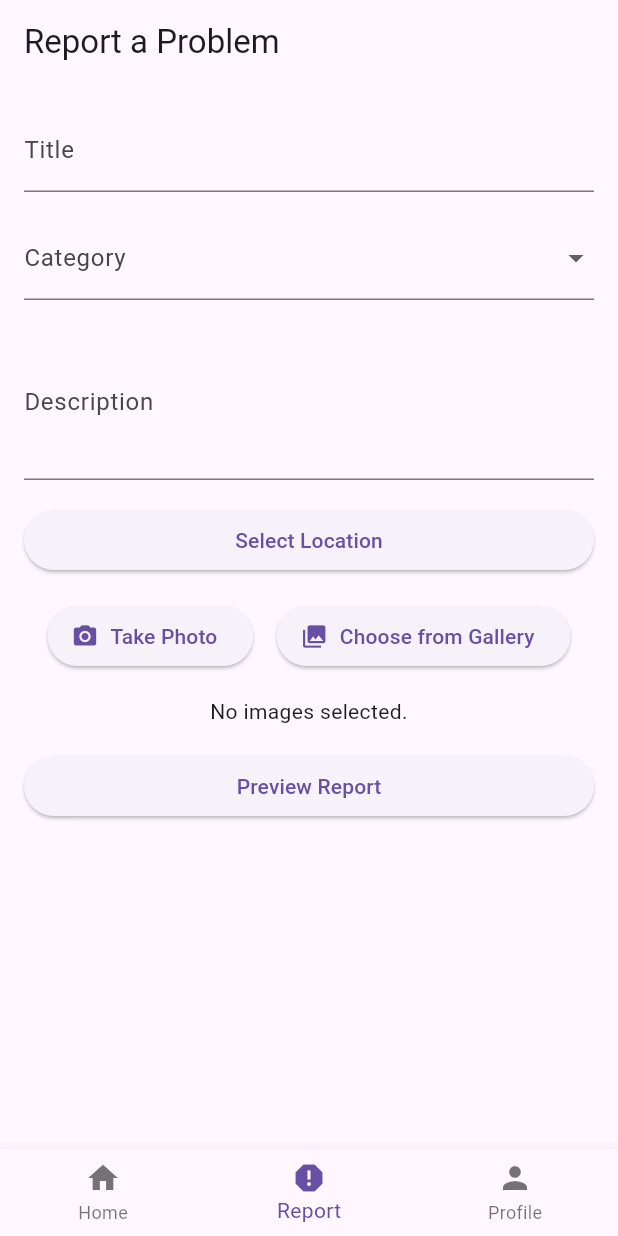
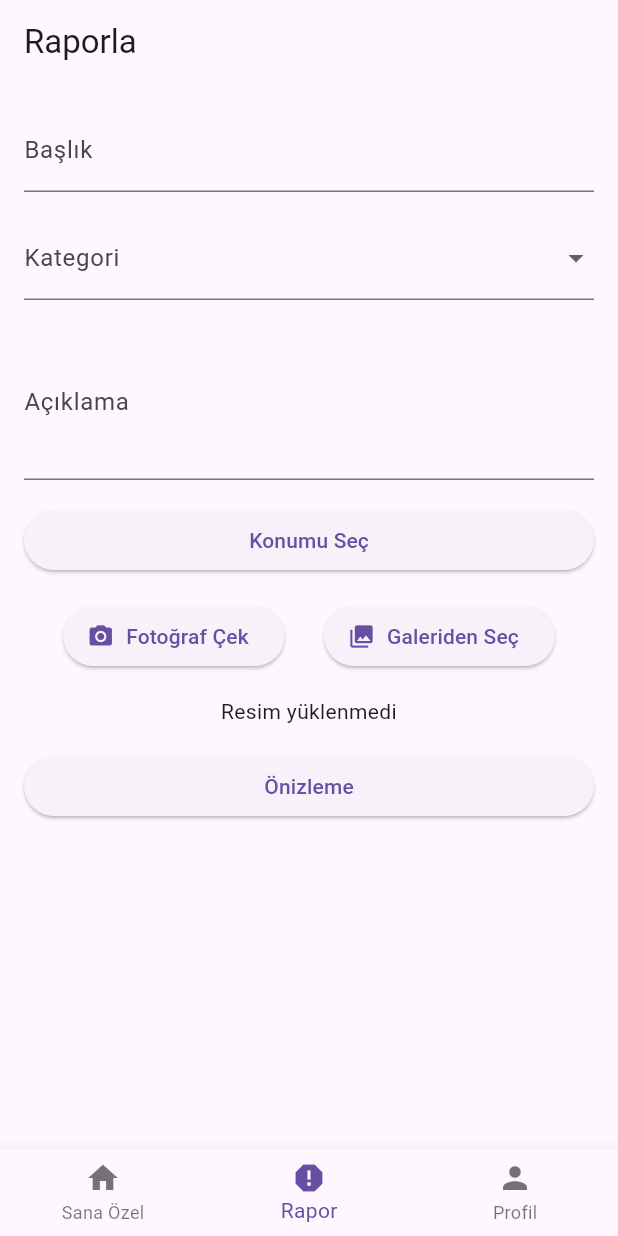
Before and after one commit to keresof/SmartCityFront, a Flutter app: the ReportScreen screen opened by its route, on a phone screen of 412 x 824 dp. Run offline on Flutter 3.47's test engine with Material 3 defaults, Android fonts, the light colour scheme and no system bars; our stand-ins replace dio, firebase_messaging, flutter_svg, geocoding, geolocator, go_router and 4 more; accounts and stored records are empty; network calls fail.

Commit message:
so much good thing is happenin in once

```diff
--- a/lib/main.dart
+++ b/lib/main.dart
@@ -39,7 +39,7 @@ class MyApp extends StatelessWidget {
       builder: (context, authProvider, _) {
         return MaterialApp.router(
           routerConfig: _router(authProvider),
-          title: 'Smart City App',
+          title: 'Akıllı Şehir Uygulaması',
           theme: context.watch<AppState>().isDarkMode
               ? ThemeData.dark()
               : ThemeData.light(),
@@ -123,9 +123,9 @@ class ScaffoldWithNavBar extends StatelessWidget {
       body: child,
       bottomNavigationBar: BottomNavigationBar(
         items: const [
-          BottomNavigationBarItem(icon: Icon(Icons.home), label: 'Home'),
-          BottomNavigationBarItem(icon: Icon(Icons.report), label: 'Report'),
-          BottomNavigationBarItem(icon: Icon(Icons.person), label: 'Profile'),
+          BottomNavigationBarItem(icon: Icon(Icons.home), label: 'Sana Özel'),
+          BottomNavigationBarItem(icon: Icon(Icons.report), label: 'Rapor'),
+          BottomNavigationBarItem(icon: Icon(Icons.person), label: 'Profil'),
         ],
         currentIndex: _calculateSelectedIndex(context),
         onTap: (int idx) => _onItemTapped(idx, context),
--- a/lib/screens/home_screen.dart
+++ b/lib/screens/home_screen.dart
@@ -5,19 +5,19 @@ import 'package:go_router/go_router.dart';
 class HomeScreen extends StatelessWidget {
   final List<Map<String, dynamic>> newsItems = [
     {
-      'title': 'New City Park Opening',
-      'description': 'Grand opening of Central Park scheduled for next month.',
-      'date': '2024-03-15',
+      'Başlık': 'Batıkent Rekrasyon Alanı Açılışı',
+      '': 'Batıkent Rekreasyon Alanı açılış törenine tüm halkımız davetlidir.',
+      'Tarih': '2024-03-15',
     },
     {
-      'title': 'Road Construction Update',
-      'description': 'Main Street construction to be completed by end of week.',
-      'date': '2024-03-10',
+      'Başlık': 'Yol Çalışmaları',
+      '': 'Anayol üzerindeki çalışmalar nedeniyle Gençlik Caddesi trafiğe kapanacaktır.',
+      'Tarih': '2024-03-10',
     },
     {
-      'title': 'City Council Meeting',
-      'description': 'Next city council meeting to discuss budget allocation.',
-      'date': '2024-03-20',
+      'Başlık': 'Bütçe Toplantısı',
+      '': '2024 yılı bütçe toplantısında alınan kararlar..',
+      'Tarih': '2024-03-20',
     },
   ];
 
@@ -25,7 +25,7 @@ class HomeScreen extends StatelessWidget {
   Widget build(BuildContext context) {
     return Scaffold(
       appBar: AppBar(
-        title: Text('Smart City News'),
+        title: Text('Akıllı Şehir Haberleri'),
         actions: [
           IconButton(
             icon: Icon(Icons.notifications),
@@ -51,7 +51,7 @@ class HomeScreen extends StatelessWidget {
                   Text(news['description']),
                   SizedBox(height: 4),
                   Text(
-                    'Date: ${news['date']}',
+                    'Tarih: ${news['date']}',
                     style: TextStyle(fontStyle: FontStyle.italic),
                   ),
                 ],
--- a/lib/screens/map_selections_screen.dart
+++ b/lib/screens/map_selections_screen.dart
@@ -26,12 +26,12 @@ class _MapSelectionScreenState extends State<MapSelectionScreen> {
       if (permission == LocationPermission.denied) {
         permission = await Geolocator.requestPermission();
         if (permission == LocationPermission.denied) {
-          throw Exception('Location permissions are denied');
+          throw Exception('Konum izni reddedildi');
         }
       }
 
       if (permission == LocationPermission.deniedForever) {
-        throw Exception('Location permissions are permanently denied');
+        throw Exception('Konum izni kalıcı olarak reddedildi');
       }
 
       Position position = await Geolocator.getCurrentPosition(
@@ -46,7 +46,7 @@ class _MapSelectionScreenState extends State<MapSelectionScreen> {
     } catch (e) {
       print("Error getting location: $e");
       ScaffoldMessenger.of(context).showSnackBar(
-        SnackBar(content: Text('Failed to get current location: ${e.toString()}')),
+        SnackBar(content: Text('Konum belirlenirken bir hata oluştu: ${e.toString()}')),
       );
     } finally {
       setState(() => _isLoading = false);
@@ -67,7 +67,7 @@ class _MapSelectionScreenState extends State<MapSelectionScreen> {
   Widget build(BuildContext context) {
     return Scaffold(
       appBar: AppBar(
-        title: Text('Select Location'),
+        title: Text('Konumu Seç'),
       ),
       body: Stack(
         children: [
@@ -92,12 +92,12 @@ class _MapSelectionScreenState extends State<MapSelectionScreen> {
             child: Column(
               children: [
                 ElevatedButton(
-                  child: Text('Use Current Location'),
+                  child: Text('Şu anki konumumu kullan'),
                   onPressed: _getCurrentLocation,
                 ),
                 SizedBox(height: 8),
                 ElevatedButton(
-                  child: Text('Confirm Selected Location'),
+                  child: Text('Seçilen konumu onayla'),
                   onPressed: () {
                     context.pop(_centerLocation);
                   },
--- a/lib/screens/profile_screen.dart
+++ b/lib/screens/profile_screen.dart
@@ -37,7 +37,7 @@ class _ProfileScreenState extends State<ProfileScreen> {
             floating: false,
             pinned: true,
             flexibleSpace: FlexibleSpaceBar(
-              title: Text(user?.email ?? 'User'),
+              title: Text(user?.email ?? 'Anonim Kullanıcı'),
               background: Stack(
                 fit: StackFit.expand,
                 children: [
@@ -84,7 +84,7 @@ class _ProfileScreenState extends State<ProfileScreen> {
                         crossAxisAlignment: CrossAxisAlignment.start,
                         children: [
                           Text(
-                            user?.email ?? 'User',
+                            user?.email ?? 'Anonim Kullanıcı',
                             style: Theme.of(context).textTheme.titleLarge,
                           ),
                           Text(
@@ -100,11 +100,11 @@ class _ProfileScreenState extends State<ProfileScreen> {
                     onPressed: () {
                       // TODO: Implement edit profile functionality
                     },
-                    child: const Text('Edit Profile'),
+                    child: const Text('Profil Düzenle'),
                   ),
                   const SizedBox(height: 24),
                   Text(
-                    'Your Reports',
+                    'Raporlarım',
                     style: Theme.of(context).textTheme.headlineSmall,
                   ),
                 ],
@@ -116,7 +116,7 @@ class _ProfileScreenState extends State<ProfileScreen> {
               if (reportProvider.reports.isEmpty) {
                 return SliverFillRemaining(
                   child: Center(
-                    child: Text('No reports yet. Create your first report!'),
+                    child: Text('Rapor bulunamadı.'),
                   ),
                 );
               }
@@ -141,7 +141,7 @@ class _ProfileScreenState extends State<ProfileScreen> {
       floatingActionButton: FloatingActionButton(
         onPressed: () => context.push('/report'),
         child: Icon(Icons.add),
-        tooltip: 'Create New Report',
+        tooltip: 'Rapor Oluştur',
       ),
     );
   }
--- a/lib/screens/report_screen.dart
+++ b/lib/screens/report_screen.dart
@@ -25,12 +25,12 @@ class _ReportScreenState extends State<ReportScreen> {
   bool _isLoading = false;
 
   List<String> categories = [
-    'Road Issue',
-    'Garbage',
-    'Streetlight Problem',
-    'Water Supply',
-    'Public Safety',
-    'Other'
+    'Yol Sorunu',
+    'Çöp Sorunu',
+    'Trafiğe İlişkin Sorun',
+    'Su/Lağım Sorunu',
+    'Halk Sağlığı Sorunu(Salgın, Haşere, vb.)',
+    'Diğer',
   ];
 
   Future<void> _pickImage(ImageSource source) async {
@@ -94,21 +94,21 @@ class _ReportScreenState extends State<ReportScreen> {
       context: context,
       builder: (BuildContext context) {
         return AlertDialog(
-          title: Text('Preview Report'),
+          title: Text('Rapor Önizlemesi'),
           content: SingleChildScrollView(
             child: Column(
               crossAxisAlignment: CrossAxisAlignment.start,
               mainAxisSize: MainAxisSize.min,
               children: [
-                Text('Title: ${titleController.text}', style: TextStyle(fontWeight: FontWeight.bold)),
+                Text('Başlık: ${titleController.text}', style: TextStyle(fontWeight: FontWeight.bold)),
                 SizedBox(height: 8),
-                Text('Category: $selectedCategory', style: TextStyle(fontWeight: FontWeight.bold)),
+                Text('Kategori: $selectedCategory', style: TextStyle(fontWeight: FontWeight.bold)),
                 SizedBox(height: 8),
-                Text('Description:', style: TextStyle(fontWeight: FontWeight.bold)),
+                Text('Açıklama:', style: TextStyle(fontWeight: FontWeight.bold)),
                 Text(descriptionController.text),
                 SizedBox(height: 8),
-                Text('Location:', style: TextStyle(fontWeight: FontWeight.bold)),
-                Text(selectedAddress ?? 'Not selected'),
+                Text('Konum:', style: TextStyle(fontWeight: FontWeight.bold)),
+                Text(selectedAddress ?? 'Seçim yapılmadı'),
                 SizedBox(height: 8),
                 if (selectedLocation != null)
                   Container(
@@ -137,13 +137,14 @@ class _ReportScreenState extends State<ReportScreen> {
           ),
           actions: [
             TextButton(
-              child: Text('Cancel'),
+              child: Text('İptal'),
               onPressed: () => Navigator.of(context).pop(),
             ),
             ElevatedButton(
-              child: Text('Submit'),
+              child: Text('Raporla'),
               onPressed: () {
                 Navigator.of(context).pop();
+                FocusScope.of(context).unfocus();  // Unfocus here before submitting
                 _submitReport();
               },
             ),
@@ -154,16 +155,13 @@ class _ReportScreenState extends State<ReportScreen> {
   }
 
   void _submitReport() async {
-    // Unfocus all text fields
-    FocusScope.of(context).unfocus();
-
     if (titleController.text.isEmpty ||
         descriptionController.text.isEmpty ||
         selectedCategory == null ||
         selectedLocation == null ||
         selectedAddress == null) {
       ScaffoldMessenger.of(context).showSnackBar(
-        SnackBar(content: Text('Please fill in all fields')),
+        SnackBar(content: Text('Lütfen tüm alanları doldurunuz')),
       );
       return;
     }
@@ -171,7 +169,7 @@ class _ReportScreenState extends State<ReportScreen> {
     final authProvider = Provider.of<AuthProvider>(context, listen: false);
     if (!authProvider.isAuthenticated) {
       ScaffoldMessenger.of(context).showSnackBar(
-        SnackBar(content: Text('You must be logged in to submit a report')),
+        SnackBar(content: Text('Rapor göndermek için giriş yapmalısınız')),
       );
       return;
     }
@@ -211,7 +209,7 @@ class _ReportScreenState extends State<ReportScreen> {
       await reportProvider.updateReport(newReportId, updatedReport);
 
       ScaffoldMessenger.of(context).showSnackBar(
-        SnackBar(content: Text('Report submitted successfully')),
+        SnackBar(content: Text('Rapor başarıyla gönderildi')),
       );
 
       if (mounted) {
@@ -220,7 +218,7 @@ class _ReportScreenState extends State<ReportScreen> {
     } catch (error) {
       if (mounted) {
         ScaffoldMessenger.of(context).showSnackBar(
-          SnackBar(content: Text('Failed to submit report: $error')),
+          SnackBar(content: Text('Rapor gönderiminde bir hata meydana geldi! : $error')),
         );
       }
     } finally {
@@ -239,17 +237,17 @@ class _ReportScreenState extends State<ReportScreen> {
     if (!authProvider.isAuthenticated) {
       return Scaffold(
         appBar: AppBar(
-          title: Text('Report a Problem'),
+          title: Text('Raporla'),
         ),
         body: Center(
           child: Column(
             mainAxisAlignment: MainAxisAlignment.center,
             children: [
-              Text('You must be logged in to submit a report.'),
+              Text('Rapor gönderebilmek için giriş yapmalısınız'),
               SizedBox(height: 16),
               ElevatedButton(
                 onPressed: () => context.go('/'),
-                child: Text('Go to Login'),
+                child: Text('Giriş Yap'),
               ),
             ],
           ),
@@ -259,11 +257,9 @@ class _ReportScreenState extends State<ReportScreen> {
 
     return Scaffold(
       appBar: AppBar(
-        title: Text('Report a Problem'),
+        title: Text('Raporla'),
       ),
-      body: GestureDetector(
-        onTap: () => FocusScope.of(context).unfocus(),
-        child: Stack(
+      body: Stack(
         children: [
           SingleChildScrollView(
             child: Padding(
@@ -273,12 +269,12 @@ class _ReportScreenState extends State<ReportScreen> {
                 children: <Widget>[
                   TextField(
                     controller: titleController,
-                      decoration: InputDecoration(labelText: 'Title'),
+                    decoration: InputDecoration(labelText: 'Başlık'),
                   ),
                   SizedBox(height: 16.0),
                   DropdownButtonFormField<String>(
                     value: selectedCategory,
-                      decoration: InputDecoration(labelText: 'Category'),
+                    decoration: InputDecoration(labelText: 'Kategori'),
                     items: categories.map((String category) {
                       return DropdownMenuItem<String>(
                         value: category,
@@ -294,15 +290,15 @@ class _ReportScreenState extends State<ReportScreen> {
                   SizedBox(height: 16.0),
                   TextField(
                     controller: descriptionController,
-                      decoration: InputDecoration(labelText: 'Description'),
+                    decoration: InputDecoration(labelText: 'Açıklama'),
                     maxLines: 3,
                   ),
                   SizedBox(height: 16.0),
                   ElevatedButton(
                     onPressed: _selectLocation,
                     child: Text(selectedLocation != null
-                        ? 'Change Location'
-                        : 'Select Location'),
+                      ? 'Konumu Değiştir'
+                      : 'Konumu Seç'),
                   ),
                   if (selectedAddress != null)
                     Padding(
@@ -319,12 +315,12 @@ class _ReportScreenState extends State<ReportScreen> {
                       ElevatedButton.icon(
                         onPressed: () => _pickImage(ImageSource.camera),
                         icon: Icon(Icons.camera_alt),
-                          label: Text('Take Photo'),
+                        label: Text('Fotoğraf Çek'),
                       ),
                       ElevatedButton.icon(
                         onPressed: () => _pickImage(ImageSource.gallery),
                         icon: Icon(Icons.photo_library),
-                          label: Text('Choose from Gallery'),
+                        label: Text('Galeriden Seç'),
                       ),
                     ],
                   ),
@@ -363,11 +359,11 @@ class _ReportScreenState extends State<ReportScreen> {
                             );
                           },
                         )
-                        : Text('No images selected.', textAlign: TextAlign.center),
+                      : Text('Resim yüklenmedi', textAlign: TextAlign.center),
                   SizedBox(height: 16.0),
                   ElevatedButton(
                     onPressed: _showPreviewDialog,
-                      child: Text('Preview Report'),
+                    child: Text('Önizleme'),
                   ),
                 ],
               ),
@@ -382,7 +378,6 @@ class _ReportScreenState extends State<ReportScreen> {
             ),
         ],
       ),
-      ),
     );
   }
 }
--- a/lib/screens/settings_screen.dart
+++ b/lib/screens/settings_screen.dart
@@ -11,14 +11,14 @@ class SettingsScreen extends StatelessWidget {
       backPath: '/home',
       child: Scaffold(
         appBar: AppBar(
-          title: Text('Settings'),
+          title: Text('Ayarlar'),
         ),
         body: Consumer<AppState>(
           builder: (context, appState, child) {
             return ListView(
               children: [
                 ListTile(
-                  title: Text('Notifications'),
+                  title: Text('Bildirimler'),
                   trailing: Switch(
                     value: appState.notificationsEnabled,
                     onChanged: (bool value) {
@@ -27,7 +27,7 @@ class SettingsScreen extends StatelessWidget {
                   ),
                 ),
                 ListTile(
-                  title: Text('Dark Mode'),
+                  title: Text('Karanlık Mod'),
                   trailing: Switch(
                     value: appState.isDarkMode,
                     onChanged: (bool value) {
@@ -36,7 +36,7 @@ class SettingsScreen extends StatelessWidget {
                   ),
                 ),
                 ListTile(
-                  title: Text('Language'),
+                  title: Text('Dil'),
                   trailing: DropdownButton<String>(
                     value: appState.language,
                     onChanged: (String? newValue) {
@@ -44,7 +44,7 @@ class SettingsScreen extends StatelessWidget {
                         appState.setLanguage(newValue);
                       }
                     },
-                    items: <String>['English', 'Spanish', 'French', 'German']
+                    items: <String>['Türkçe', 'English', 'Espaniol', 'Deutch', 'Français']
                         .map<DropdownMenuItem<String>>((String value) {
                       return DropdownMenuItem<String>(
                         value: value,
@@ -54,7 +54,7 @@ class SettingsScreen extends StatelessWidget {
                   ),
                 ),
                 ListTile(
-                  title: Text('Logout'),
+                  title: Text('Çıkış Yap'),
                   onTap: () {
                     // TODO: Implement logout logic
                     appState.logout();
--- a/lib/widgets/preview_report_button.dart
+++ b/lib/widgets/preview_report_button.dart
@@ -25,19 +25,19 @@ class PreviewReportButton extends StatelessWidget {
       context: context,
       builder: (BuildContext context) {
         return AlertDialog(
-          title: Text('Preview Report'),
+          title: Text('Önizleme'),
           content: SingleChildScrollView(
             child: Column(
               crossAxisAlignment: CrossAxisAlignment.start,
               mainAxisSize: MainAxisSize.min,
               children: [
-                Text('Category: $category', style: TextStyle(fontWeight: FontWeight.bold)),
+                Text('Kategori: $category', style: TextStyle(fontWeight: FontWeight.bold)),
                 SizedBox(height: 8),
-                Text('Description:', style: TextStyle(fontWeight: FontWeight.bold)),
+                Text('Açıklama:', style: TextStyle(fontWeight: FontWeight.bold)),
                 Text(description),
                 SizedBox(height: 8),
-                Text('Location:', style: TextStyle(fontWeight: FontWeight.bold)),
-                Text(address ?? 'Address not available'),
+                Text('Konum:', style: TextStyle(fontWeight: FontWeight.bold)),
+                Text(address ?? 'Adres bilgisi yok!'),
                 SizedBox(height: 8),
                 if (location != null)
                   Container(
@@ -60,7 +60,7 @@ class PreviewReportButton extends StatelessWidget {
                     ),
                   ),
                 SizedBox(height: 8),
-                Text('Images:', style: TextStyle(fontWeight: FontWeight.bold)),
+                Text('Fotoğraflar:', style: TextStyle(fontWeight: FontWeight.bold)),
                 SizedBox(height: 4),
                 imagePaths.isNotEmpty
                     ? SizedBox(
@@ -81,17 +81,17 @@ class PreviewReportButton extends StatelessWidget {
                           },
                         ),
                       )
-                    : Text('No images selected'),
+                    : Text('Fotoğraf eklenmedi!'),
               ],
             ),
           ),
           actions: [
             TextButton(
-              child: Text('Cancel'),
+              child: Text('Vazgeç'),
               onPressed: () => Navigator.of(context).pop(),
             ),
             ElevatedButton(
-              child: Text('Submit'),
+              child: Text('Gönder'),
               onPressed: () {
                 Navigator.of(context).pop();
                 onSubmit();
```
Also changed, not shown: lib/screens/email_login_screen.dart (+7 -7 lines), lib/screens/login_screen.dart (+11 -11 lines), lib/screens/notifications_screen.dart (+5 -5 lines), lib/screens/signup_screen.dart (+6 -6 lines), lib/widgets/report_card.dart (+5 -5 lines). Lines whose indentation alone changed are shown as unchanged.
